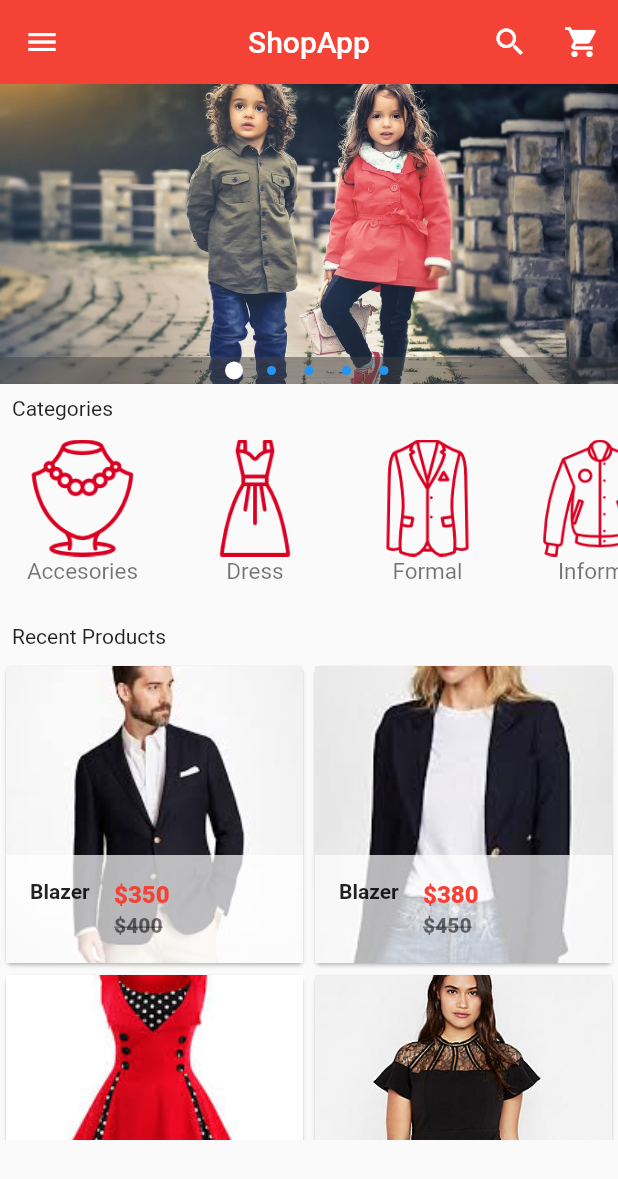
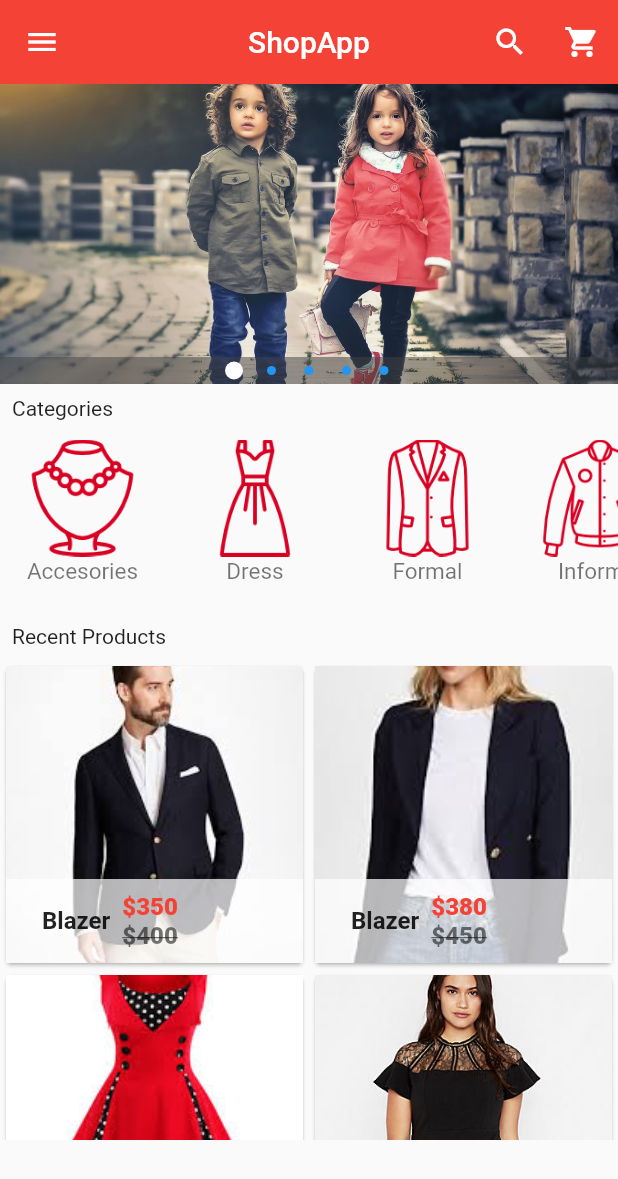
Before and after one commit to spawn08/shop_app, a Flutter app: the screen it shows after launch, on a phone screen of 412 x 824 dp. Shown: the top 1179 px of the screen. Run offline on Flutter 3.47's test engine with Material 2 defaults, Android fonts, the phone set to English and light mode, and no system bars; drawn by our look-alikes of carousel_pro.

Commit message:
fixed alignment issue

```diff
--- a/lib/ui/products/products.dart
+++ b/lib/ui/products/products.dart
@@ -107,16 +107,30 @@ class SingleProduct extends StatelessWidget {
                 footer: Container(
                   color: Colors.white70,
                   child: ListTile(
-                    leading: Text(
-                      name,
-                      style: TextStyle(fontWeight: FontWeight.bold),
+                    title: Row(
+                      children: [
+                        Padding(
+                          padding: const EdgeInsets.all(8.0),
+                          child: Text(
+                            name,
+                            style: TextStyle(fontWeight: FontWeight.bold),
+                          ),
+                        ),
+                        Column(
+                          children: [
+                            Text("\$$price",
+                                style: TextStyle(
+                                    fontWeight: FontWeight.w800,
+                                    color: Colors.red)),
+                            Text("\$$oldPrice",
+                                style: TextStyle(
+                                    fontWeight: FontWeight.w800,
+                                    color: Colors.black54,
+                                    decoration: TextDecoration.lineThrough))
+                          ],
+                        ),
+                      ],
                     ),
-                    title: Text("\$$price",
-                        style: TextStyle(
-                            fontWeight: FontWeight.w800, color: Colors.red)),
-                    subtitle: Text("\$$oldPrice",
-                        style: TextStyle(
-                            fontWeight: FontWeight.w800, color: Colors.black54, decoration: TextDecoration.lineThrough)),
                   ),
                 ),
                 child: Image.asset(
```
